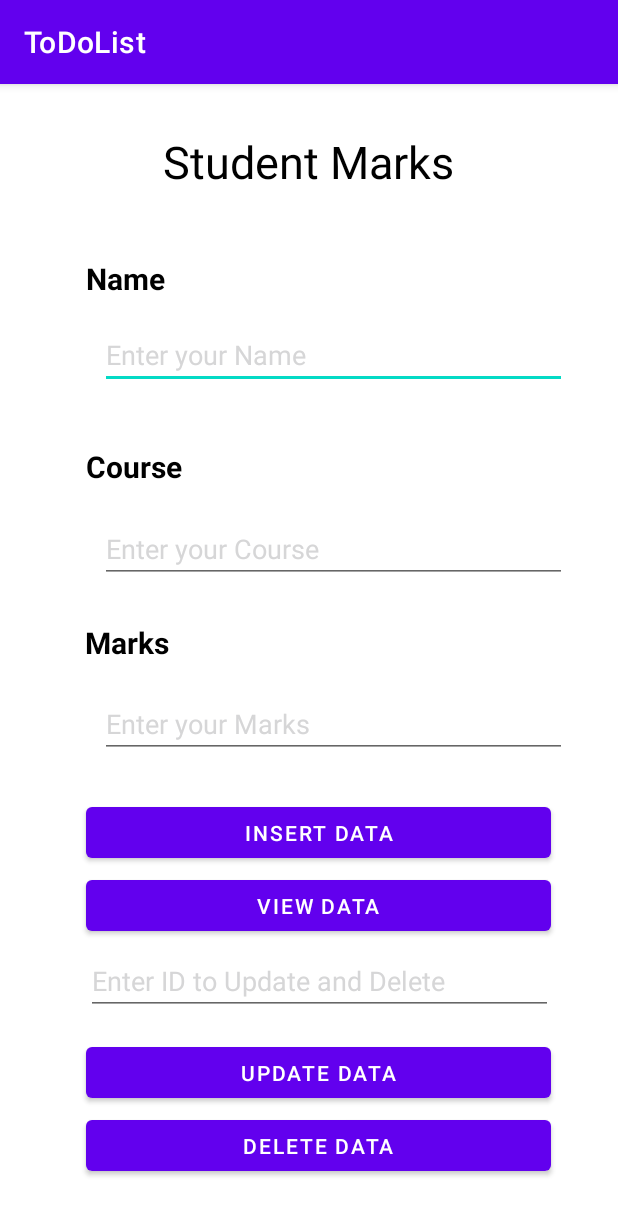
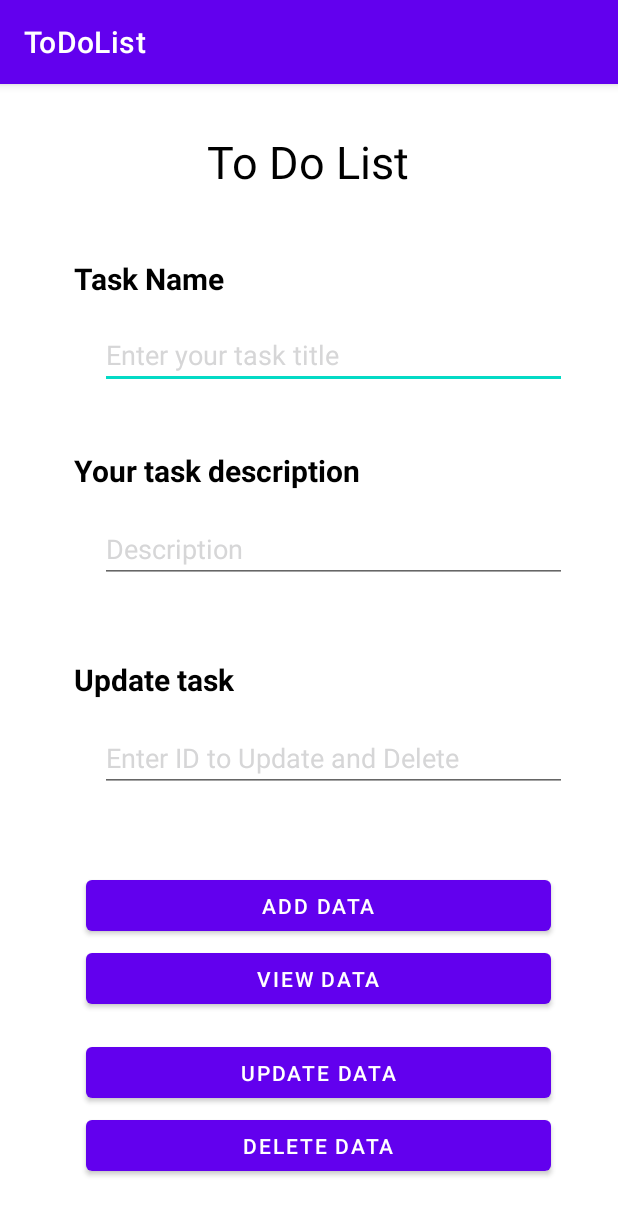
Before and after one commit to Gangula-Sandaru/To-Do-List-App, an Android app: the screen it shows after launch (MainActivity), after a tap on "UPDATE DATA", on a phone screen of 412 x 824 dp. Shown: the top 1215 px of the screen. Run offline under Robolectric (Android 15) with nearby library versions, the phone set to English and light mode, and no system bars.

Commit message:
re modified the code for the to do list

```diff
--- a/app/src/main/java/com/gangula/todolist/DatabaseHelper.java
+++ b/app/src/main/java/com/gangula/todolist/DatabaseHelper.java
@@ -17,7 +17,7 @@ public class DatabaseHelper extends SQLiteOpenHelper {
     public static final String COL_1 = "ID";
     public static final String COL_2 = "NAME";
     public static final String COL_3 = "COURSE";
-    public static final String COL_4 = "MARK";
+
 
     public DatabaseHelper(@Nullable Context context) {
         super(context,DATABASE_NAME, null, 1);
@@ -30,7 +30,7 @@ public class DatabaseHelper extends SQLiteOpenHelper {
     public void onCreate(SQLiteDatabase sqLiteDatabase) {
 
         // SQL query for the database
-        sqLiteDatabase.execSQL("create table " + TABLE_NAME + "(ID INTEGER primary key autoincrement, " + "NAME TEXT, COURSE TEXT, MARK INTERGER)");
+        sqLiteDatabase.execSQL("create table " + TABLE_NAME + "(ID INTEGER primary key autoincrement, " + "NAME TEXT, COURSE TEXT)");
     }
 
     @Override
@@ -41,13 +41,13 @@ public class DatabaseHelper extends SQLiteOpenHelper {
 
     }
 
-    public boolean insertData(String name, String course, String marks){
+    public boolean insertData(String name, String course){
 
         SQLiteDatabase db = this.getWritableDatabase();
         ContentValues contentValues = new ContentValues();
         contentValues.put(COL_2, name);
         contentValues.put(COL_3, course);
-        contentValues.put(COL_4, marks);
+
 
         long result  = db.insert(TABLE_NAME, null, contentValues);
         if(result == -1){
@@ -64,13 +64,13 @@ public class DatabaseHelper extends SQLiteOpenHelper {
 
     }
 
-    public boolean updateData(String id, String name, String course, String marks){
+    public boolean updateData(String id, String name, String course){
         SQLiteDatabase db = this.getWritableDatabase();
         ContentValues contentValues = new ContentValues();
         contentValues.put(COL_1, id);
         contentValues.put(COL_2, name);
         contentValues.put(COL_3, course);
-        contentValues.put(COL_4, marks);
+
         db.update(TABLE_NAME, contentValues, "id = ? ", new String[] {id});
         return  true;
     }
--- a/app/src/main/java/com/gangula/todolist/MainActivity.java
+++ b/app/src/main/java/com/gangula/todolist/MainActivity.java
@@ -14,7 +14,7 @@ public class MainActivity extends AppCompatActivity {
 
     DatabaseHelper myDb;
 
-    EditText editName, editCourse, editMarks, editUpdateMarks;
+    EditText editName, editCourse, editUpdateMarks;
     Button addData, viewData, deleteData, updateData;
 
     @Override
@@ -43,11 +43,11 @@ public class MainActivity extends AppCompatActivity {
             public void onClick(View view) {
                 editName = findViewById(R.id.sName);
                 editCourse = findViewById(R.id.sCourse);
-                editMarks = findViewById(R.id.sMark);
-                boolean inserted = myDb.insertData(editName.getText().toString(), editCourse.getText().toString(), editMarks.getText().toString());
+
+                boolean inserted = myDb.insertData(editName.getText().toString(), editCourse.getText().toString());
 
                 // get some output to the screen
-                Log.i("DATA", editName.getText().toString() + " " + editCourse.getText().toString() + " " + editMarks.getText().toString());
+                Log.i("DATA", editName.getText().toString() + " " + editCourse.getText().toString());
 
                 if (inserted){
                     Toast.makeText(MainActivity.this, "Data Inserted", Toast.LENGTH_SHORT).show();
@@ -99,11 +99,10 @@ public class MainActivity extends AppCompatActivity {
             public void onClick(View view) {
                 editName = findViewById(R.id.sName);
                 editCourse = findViewById(R.id.sCourse);
-                editMarks = findViewById(R.id.sMark);
                 editUpdateMarks = findViewById(R.id.mFUpdate);
 
                 Log.i("DATA", editUpdateMarks.getText().toString());
-                boolean isUpdate = myDb.updateData(editUpdateMarks.getText().toString(), editName.getText().toString(), editCourse.getText().toString(), editMarks.getText().toString());
+                boolean isUpdate = myDb.updateData(editUpdateMarks.getText().toString(), editName.getText().toString(), editCourse.getText().toString());
                 if(isUpdate){
                     Toast.makeText(MainActivity.this, "Data Updated", Toast.LENGTH_SHORT).show();
 
--- a/app/src/main/res/layout/activity_main.xml
+++ b/app/src/main/res/layout/activity_main.xml
@@ -12,7 +12,7 @@
         android:id="@+id/titleT"
         android:layout_width="wrap_content"
         android:layout_height="wrap_content"
-        android:text="Student Marks"
+        android:text="To Do List"
         android:textColor="@color/black"
         android:textSize="30sp"
         app:layout_constraintBottom_toBottomOf="parent"
@@ -28,7 +28,7 @@
         android:id="@+id/nameT"
         android:layout_width="wrap_content"
         android:layout_height="wrap_content"
-        android:text="Name"
+        android:text="Task Name"
         android:textColor="@color/black"
         android:textSize="20sp"
         android:textStyle="bold"
@@ -44,7 +44,7 @@
         android:layout_width="311dp"
         android:layout_height="40dp"
         android:ems="10"
-        android:hint="Enter your Name"
+        android:hint="Enter your task title"
         android:inputType="text"
         android:text=""
         android:textColor="@color/black"
@@ -60,23 +60,38 @@
         android:id="@+id/courseT"
         android:layout_width="wrap_content"
         android:layout_height="wrap_content"
-        android:text="Course"
+        android:text="Your task description"
         android:textColor="@color/black"
         android:textSize="20sp"
         android:textStyle="bold"
         app:layout_constraintBottom_toBottomOf="parent"
         app:layout_constraintEnd_toEndOf="parent"
-        app:layout_constraintHorizontal_bias="0.164"
+        app:layout_constraintHorizontal_bias="0.224"
         app:layout_constraintStart_toStartOf="parent"
         app:layout_constraintTop_toTopOf="parent"
-        app:layout_constraintVertical_bias="0.326" />
+        app:layout_constraintVertical_bias="0.329" />
+
+    <TextView
+        android:id="@+id/courseT2"
+        android:layout_width="wrap_content"
+        android:layout_height="wrap_content"
+        android:text="Update task"
+        android:textColor="@color/black"
+        android:textSize="20sp"
+        android:textStyle="bold"
+        app:layout_constraintBottom_toBottomOf="parent"
+        app:layout_constraintEnd_toEndOf="parent"
+        app:layout_constraintHorizontal_bias="0.161"
+        app:layout_constraintStart_toStartOf="parent"
+        app:layout_constraintTop_toTopOf="parent"
+        app:layout_constraintVertical_bias="0.518" />
 
     <EditText
         android:id="@+id/sCourse"
         android:layout_width="311dp"
         android:layout_height="40dp"
         android:ems="10"
-        android:hint="Enter your Course"
+        android:hint="Description"
         android:inputType="text"
         android:text=""
         android:textColor="@color/black"
@@ -88,37 +103,6 @@
         app:layout_constraintTop_toTopOf="parent"
         app:layout_constraintVertical_bias="0.402" />
 
-    <TextView
-        android:id="@+id/markT"
-        android:layout_width="wrap_content"
-        android:layout_height="wrap_content"
-        android:text="Marks"
-        android:textColor="@color/black"
-        android:textSize="20sp"
-        android:textStyle="bold"
-        app:layout_constraintBottom_toBottomOf="parent"
-        app:layout_constraintEnd_toEndOf="parent"
-        app:layout_constraintHorizontal_bias="0.16"
-        app:layout_constraintStart_toStartOf="parent"
-        app:layout_constraintTop_toTopOf="parent"
-        app:layout_constraintVertical_bias="0.484" />
-
-    <EditText
-        android:id="@+id/sMark"
-        android:layout_width="311dp"
-        android:layout_height="40dp"
-        android:ems="10"
-        android:hint="Enter your Marks"
-        android:inputType="text"
-        android:text=""
-        android:textColor="@color/black"
-        android:textColorHint="@color/hintColor"
-        app:layout_constraintBottom_toBottomOf="parent"
-        app:layout_constraintEnd_toEndOf="parent"
-        app:layout_constraintHorizontal_bias="0.66"
-        app:layout_constraintStart_toStartOf="parent"
-        app:layout_constraintTop_toTopOf="parent"
-        app:layout_constraintVertical_bias="0.562" />
 
     <EditText
         android:id="@+id/mFUpdate"
@@ -132,24 +116,22 @@
         android:textColorHint="@color/hintColor"
         app:layout_constraintBottom_toBottomOf="parent"
         app:layout_constraintEnd_toEndOf="parent"
-        app:layout_constraintHorizontal_bias="0.57"
+        app:layout_constraintHorizontal_bias="0.66"
         app:layout_constraintStart_toStartOf="parent"
         app:layout_constraintTop_toTopOf="parent"
-        app:layout_constraintVertical_bias="0.798" />
-
-
+        app:layout_constraintVertical_bias="0.593" />
 
     <Button
         android:id="@+id/insrtData"
         android:layout_width="310dp"
         android:layout_height="46dp"
-        android:text="Insert data"
+        android:text="Add data"
         app:layout_constraintBottom_toBottomOf="parent"
         app:layout_constraintEnd_toEndOf="parent"
         app:layout_constraintHorizontal_bias="0.564"
         app:layout_constraintStart_toStartOf="parent"
         app:layout_constraintTop_toTopOf="parent"
-        app:layout_constraintVertical_bias="0.659" />
+        app:layout_constraintVertical_bias="0.727" />
 
     <Button
         android:id="@+id/vData"
@@ -161,7 +143,7 @@
         app:layout_constraintHorizontal_bias="0.564"
         app:layout_constraintStart_toStartOf="parent"
         app:layout_constraintTop_toTopOf="parent"
-        app:layout_constraintVertical_bias="0.727" />
+        app:layout_constraintVertical_bias="0.794" />
 
     <Button
         android:id="@+id/udtData"
```
